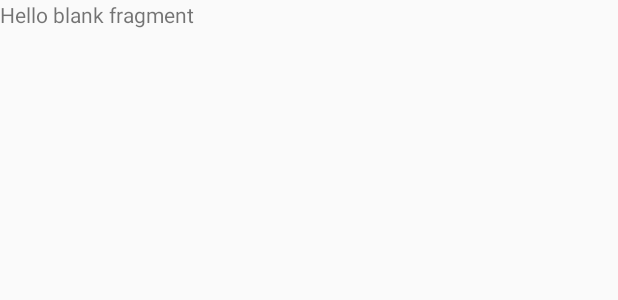
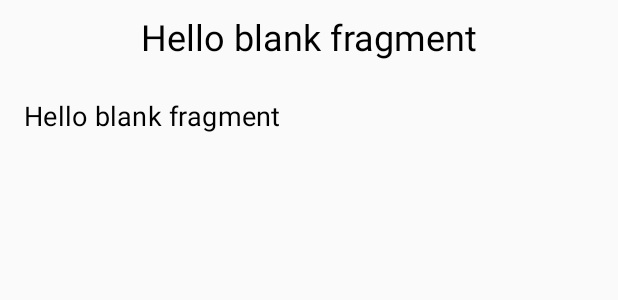
Before and after one commit to RomanAnchugov/TinkoffInternship2019, an Android app: the layout fragment_specific_news.xml on its own in the app's theme, with its tools: preview values and no code run, on a phone screen of 412 x 824 dp. Shown: the top 300 px of the screen. Run offline under Robolectric (Android 15) with nearby library versions, the phone set to English and light mode, and no system bars; network calls fail.

Commit message:
SpicificNewsContentFragment implemented

```diff
--- a/app/src/main/java/romananchugov/ru/tinkoffinternship/MyApplication.kt
+++ b/app/src/main/java/romananchugov/ru/tinkoffinternship/MyApplication.kt
@@ -1,9 +1,9 @@
 package romananchugov.ru.tinkoffinternship
 
 import android.app.Application
-import romananchugov.ru.tinkoffinternship.di.AppComponent
-import romananchugov.ru.tinkoffinternship.di.ArchitectureModule
-import romananchugov.ru.tinkoffinternship.di.DaggerAppComponent
+import romananchugov.ru.tinkoffinternship.dagger.AppComponent
+import romananchugov.ru.tinkoffinternship.dagger.ArchitectureModule
+import romananchugov.ru.tinkoffinternship.dagger.DaggerAppComponent
 import timber.log.Timber
 
 class MyApplication : Application() {
--- a/app/src/main/java/romananchugov/ru/tinkoffinternship/di/AppComponent.kt
+++ b/app/src/main/java/romananchugov/ru/tinkoffinternship/dagger/AppComponent.kt
@@ -1,4 +1,4 @@
-package romananchugov.ru.tinkoffinternship.di
+package romananchugov.ru.tinkoffinternship.dagger
 
 import dagger.Component
 import romananchugov.ru.tinkoffinternship.data.NewsListRepository
--- a/app/src/main/java/romananchugov/ru/tinkoffinternship/di/NetworkModule.kt
+++ b/app/src/main/java/romananchugov/ru/tinkoffinternship/dagger/NetworkModule.kt
@@ -1,4 +1,4 @@
-package romananchugov.ru.tinkoffinternship.di
+package romananchugov.ru.tinkoffinternship.dagger
 
 import dagger.Module
 import dagger.Provides
--- a/app/src/main/res/layout/fragment_specific_news.xml
+++ b/app/src/main/res/layout/fragment_specific_news.xml
@@ -1,14 +1,36 @@
 <?xml version="1.0" encoding="utf-8"?>
-<FrameLayout xmlns:android="http://schemas.android.com/apk/res/android"
-             xmlns:tools="http://schemas.android.com/tools"
-             android:layout_width="match_parent"
-             android:layout_height="match_parent"
-             tools:context=".ui.SpecificNewsFragment">
+<ScrollView
+        xmlns:android="http://schemas.android.com/apk/res/android"
+        xmlns:tools="http://schemas.android.com/tools"
+        android:layout_width="match_parent"
+        android:layout_height="match_parent">
+    <LinearLayout
+            android:layout_width="match_parent"
+            android:layout_height="wrap_content"
+            tools:context=".ui.SpecificNewsFragment"
+            android:orientation="vertical">
 
-    <!-- TODO: Update blank fragment layout -->
-    <TextView
-            android:layout_width="match_parent"
-            android:layout_height="match_parent"
-            android:text="@string/hello_blank_fragment"/>
+        <TextView
+                android:id="@+id/specific_news_text_tv"
+                android:layout_width="match_parent"
+                android:layout_height="wrap_content"
+                android:text="@string/hello_blank_fragment"
+                android:textAppearance="@style/TextAppearance.MaterialComponents.Headline5"
+                android:textAlignment="center"
+                android:padding="8dp"
+                android:textColor="@android:color/black"
+        />
 
-</FrameLayout>
+        <TextView
+                android:id="@+id/specific_news_content_tv"
+                android:layout_width="match_parent"
+                android:layout_height="wrap_content"
+                android:text="@string/hello_blank_fragment"
+                android:padding="16dp"
+                android:textAppearance="@style/TextAppearance.MaterialComponents.Subtitle1"
+                android:textSize="18sp"
+                android:textColor="@android:color/black"
+        />
+
+    </LinearLayout>
+</ScrollView>
```
Also changed, not shown: app/src/main/java/romananchugov/ru/tinkoffinternship/dagger/ArchitectureModule.kt (renamed from app/src/main/java/romananchugov/ru/tinkoffinternship/di/ArchitectureModule.kt, +9 -1 lines), app/src/main/java/romananchugov/ru/tinkoffinternship/data/NewsListRepository.kt (+20 -18 lines), app/src/main/java/romananchugov/ru/tinkoffinternship/ui/MainActivity.kt (+8 -0 lines), app/src/main/java/romananchugov/ru/tinkoffinternship/ui/NewsListAdapter.kt (+2 -9 lines), app/src/main/java/romananchugov/ru/tinkoffinternship/ui/NewsListFragment.kt (+6 -3 lines), app/src/main/java/romananchugov/ru/tinkoffinternship/ui/SpecificNewsFragment.kt (+26 -16 lines), app/src/main/java/romananchugov/ru/tinkoffinternship/utils/Constants.kt (+11 -0 lines), app/src/main/java/romananchugov/ru/tinkoffinternship/viewmodel/NewsListViewModel.kt (+17 -6 lines), app/src/main/java/romananchugov/ru/tinkoffinternship/viewmodel/SpecificNewsContentViewModel.kt (added, +35 -0 lines), app/src/main/java/romananchugov/ru/tinkoffinternship/viewmodel/SpecificNewsContentViewModelFactory.kt (added, +11 -0 lines).
